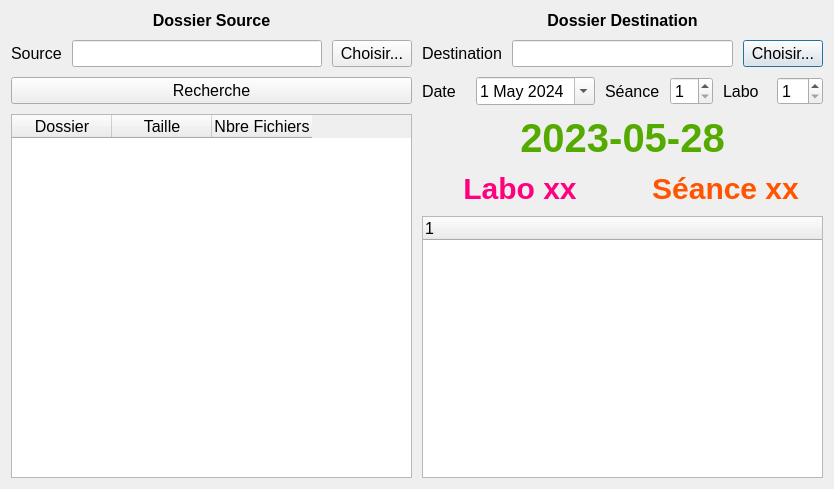
Before: the Qt Designer form ui/collecte.ui in manimanis/collecte-bac, drawn with Qt 5.
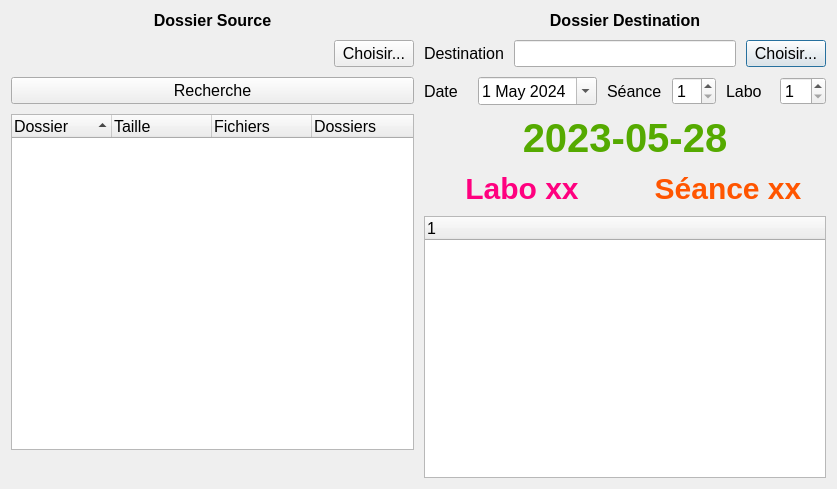
After: the same form once the commit is applied.

The edit to the form file:
```diff
--- a/ui/collecte.ui
+++ b/ui/collecte.ui
@@ -6,7 +6,7 @@
    <rect>
     <x>0</x>
     <y>0</y>
-    <width>834</width>
+    <width>837</width>
     <height>489</height>
    </rect>
   </property>
@@ -184,34 +184,71 @@
      </item>
      <item row="0" column="0">
       <layout class="QGridLayout" name="gridLayout_2">
-       <item row="0" column="0">
-        <widget class="QLabel" name="lblSource">
-         <property name="styleSheet">
-          <string notr="true">font-weight: bold;
-font-size: 12pt;</string>
+       <item row="4" column="0">
+        <widget class="QTreeWidget" name="treeSrcDir">
+         <property name="editTriggers">
+          <set>QAbstractItemView::NoEditTriggers</set>
          </property>
-         <property name="text">
-          <string>Dossier Source</string>
+         <property name="alternatingRowColors">
+          <bool>true</bool>
          </property>
-         <property name="alignment">
-          <set>Qt::AlignCenter</set>
+         <property name="uniformRowHeights">
+          <bool>true</bool>
          </property>
+         <property name="allColumnsShowFocus">
+          <bool>true</bool>
+         </property>
+         <attribute name="headerShowSortIndicator" stdset="0">
+          <bool>true</bool>
+         </attribute>
+         <column>
+          <property name="text">
+           <string>Dossier</string>
+          </property>
+         </column>
+         <column>
+          <property name="text">
+           <string>Taille</string>
+          </property>
+          <property name="textAlignment">
+           <set>AlignLeading|AlignVCenter</set>
+          </property>
+         </column>
+         <column>
+          <property name="text">
+           <string>Fichiers</string>
+          </property>
+          <property name="textAlignment">
+           <set>AlignLeading|AlignVCenter</set>
+          </property>
+         </column>
+         <column>
+          <property name="text">
+           <string>Dossiers</string>
+          </property>
+          <property name="textAlignment">
+           <set>AlignLeading|AlignVCenter</set>
+          </property>
+         </column>
         </widget>
        </item>
        <item row="1" column="0">
         <layout class="QHBoxLayout" name="horizontalLayout_2">
          <item>
-          <widget class="QLabel" name="lblSrcDir">
+          <widget class="QLabel" name="txtSrcCurrPath">
            <property name="text">
-            <string>Source</string>
+            <string/>
            </property>
           </widget>
          </item>
-         <item>
-          <widget class="QLineEdit" name="txtSrcDir"/>
-         </item>
          <item>
           <widget class="QPushButton" name="btnSrcDir">
+           <property name="sizePolicy">
+            <sizepolicy hsizetype="Fixed" vsizetype="Fixed">
+             <horstretch>0</horstretch>
+             <verstretch>0</verstretch>
+            </sizepolicy>
+           </property>
            <property name="text">
             <string>Choisir...</string>
            </property>
@@ -219,23 +256,18 @@
          </item>
         </layout>
        </item>
-       <item row="3" column="0">
-        <widget class="QTableWidget" name="tblSrcDir">
-         <column>
-          <property name="text">
-           <string>Dossier</string>
-          </property>
-         </column>
-         <column>
-          <property name="text">
-           <string>Taille</string>
-          </property>
-         </column>
-         <column>
-          <property name="text">
-           <string>Nbre Fichiers</string>
-          </property>
-         </column>
+       <item row="0" column="0">
+        <widget class="QLabel" name="lblSource">
+         <property name="styleSheet">
+          <string notr="true">font-weight: bold;
+font-size: 12pt;</string>
+         </property>
+         <property name="text">
+          <string>Dossier Source</string>
+         </property>
+         <property name="alignment">
+          <set>Qt::AlignCenter</set>
+         </property>
         </widget>
        </item>
        <item row="2" column="0">
@@ -245,6 +277,24 @@
          </property>
         </widget>
        </item>
+       <item row="5" column="0">
+        <layout class="QHBoxLayout" name="horizontalLayout_4">
+         <item>
+          <widget class="QLabel" name="txtNbFichiers">
+           <property name="text">
+            <string/>
+           </property>
+          </widget>
+         </item>
+         <item>
+          <widget class="QLabel" name="txtNbDossiers">
+           <property name="text">
+            <string/>
+           </property>
+          </widget>
+         </item>
+        </layout>
+       </item>
       </layout>
      </item>
     </layout>
```
Left out of the diff: 2 changed lines with no effect on the pictures.
